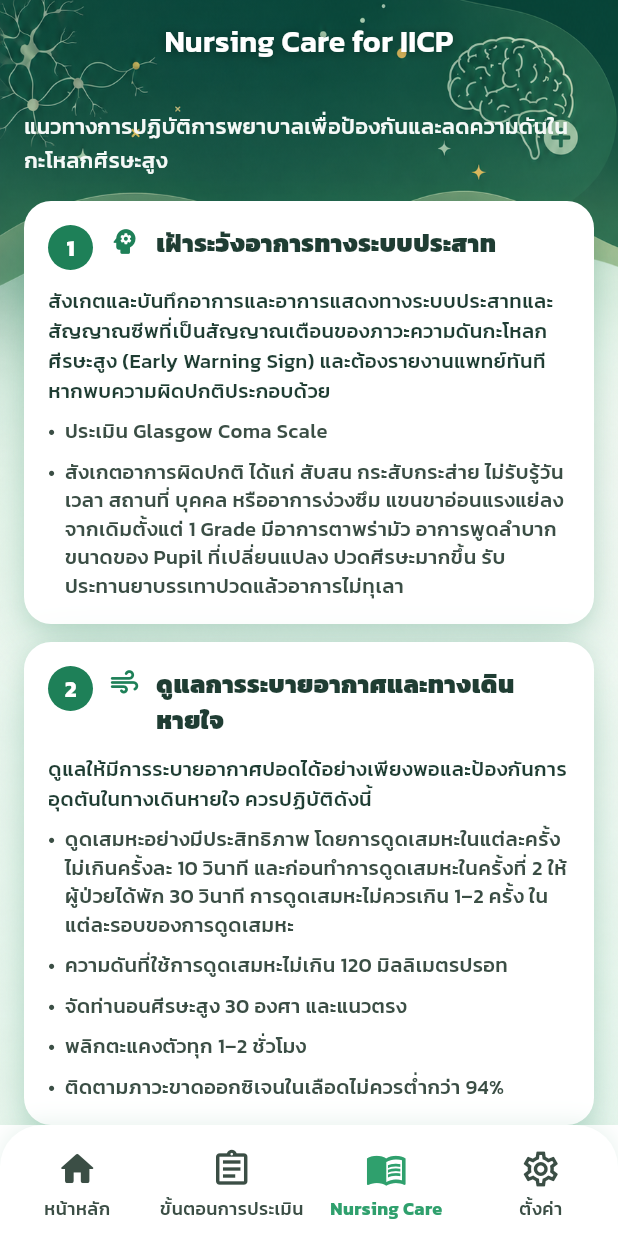
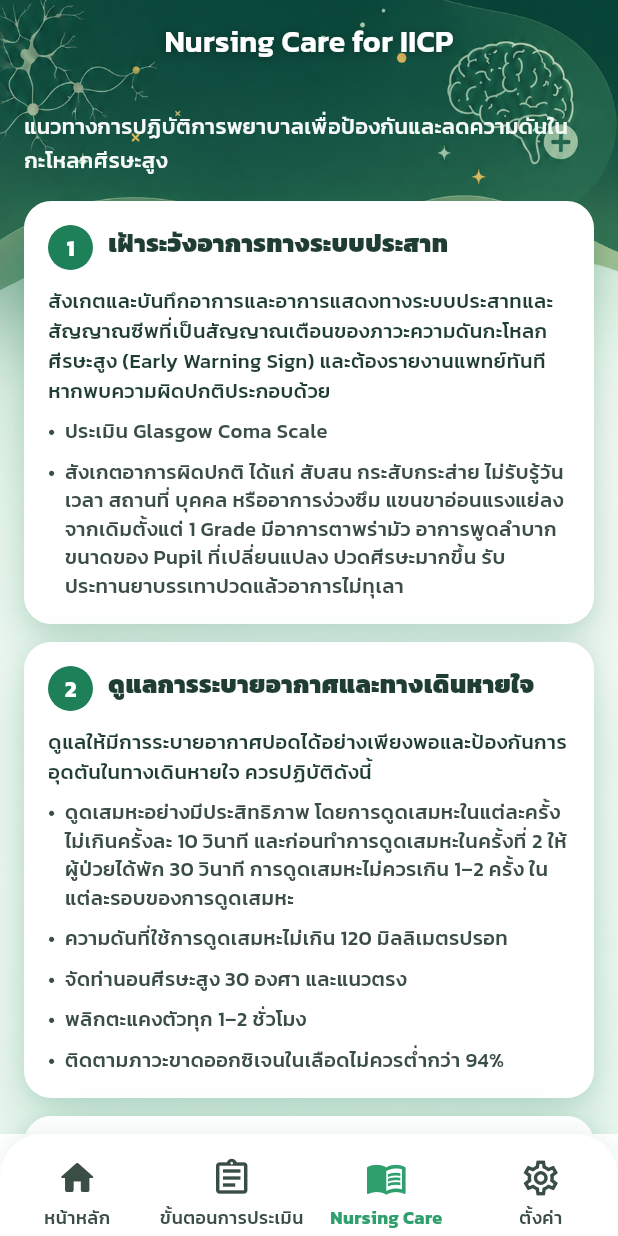
Before and after one commit to nook01294/neuro_novice-_nurse, a Flutter app: the screen it shows once a user with an empty profile is signed in, item 3 of the bottom bar chosen, on a phone screen of 412 x 824 dp. Run offline on Flutter 3.47's test engine with Material 3 defaults, Android fonts, the phone set to English and light mode, and no system bars; our stand-ins replace cloud_firestore, firebase_auth, firebase_core; accounts and stored records are empty.

Commit message:
Improve text contrast, tab scroll reset, and nursing-care card cleanup
- Add caption under the GCS Stimulate step image, and fix low-contrast
  text below the fold that was using the light on-background color meant
  only for text near the dark-green header (footer notes, quiz result
  summary, placeholder screen, quiz question counter chip)
- Darken the shared muted text color used inside cards
- Increase ICP Warning sign-card title size
- Remove the redundant icon next to each numbered step in the Nursing
  Care for IICP screen
- Reset each bottom-nav tab's scroll position to the top when switching
  to it, and trim the nav bar's bottom padding

Co-Authored-By: Claude Sonnet 5 <noreply@anthropic.com>

```diff
--- a/lib/screens/assess_screen.dart
+++ b/lib/screens/assess_screen.dart
@@ -6,7 +6,9 @@ import '../widgets/app_background.dart';
 /// Observe, Stimulate, Score) nurses follow when performing a Glasgow Coma
 /// Scale assessment.
 class AssessScreen extends StatelessWidget {
-  const AssessScreen({super.key});
+  final ScrollController? scrollController;
+
+  const AssessScreen({super.key, this.scrollController});
 
   @override
   Widget build(BuildContext context) {
@@ -14,6 +16,7 @@ class AssessScreen extends StatelessWidget {
       title: 'ขั้นตอนการประเมิน GCS',
       automaticallyImplyLeading: false,
       body: ListView(
+        controller: scrollController,
         padding: const EdgeInsets.fromLTRB(16, 16, 16, 24),
         children: const [
           _IntroText(),
--- a/lib/screens/gcs_assess_screen.dart
+++ b/lib/screens/gcs_assess_screen.dart
@@ -67,7 +67,7 @@ class _GcsAssessScreenState extends State<GcsAssessScreen> {
           const SizedBox(height: 12),
           Text(
             GcsData.source,
-            style: const TextStyle(fontSize: 11, color: AppColors.textOnBackground),
+            style: const TextStyle(fontSize: 11, color: AppColors.textMuted),
           ),
           const SizedBox(height: 12),
         ],
--- a/lib/screens/home_screen.dart
+++ b/lib/screens/home_screen.dart
@@ -4,13 +4,16 @@ import '../theme/app_theme.dart';
 import '../widgets/feature_card.dart';
 
 class HomeScreen extends StatelessWidget {
-  const HomeScreen({super.key});
+  final ScrollController? scrollController;
+
+  const HomeScreen({super.key, this.scrollController});
 
   @override
   Widget build(BuildContext context) {
     return Scaffold(
       backgroundColor: AppColors.background,
       body: CustomScrollView(
+        controller: scrollController,
         slivers: [
           SliverToBoxAdapter(child: _Header()),
           SliverPadding(
--- a/lib/screens/monitor_screen.dart
+++ b/lib/screens/monitor_screen.dart
@@ -5,7 +5,9 @@ import '../widgets/app_background.dart';
 /// "Nursing Care" tab — the 6-step nursing-care guideline for preventing
 /// and reducing increased intracranial pressure.
 class MonitorScreen extends StatelessWidget {
-  const MonitorScreen({super.key});
+  final ScrollController? scrollController;
+
+  const MonitorScreen({super.key, this.scrollController});
 
   @override
   Widget build(BuildContext context) {
@@ -13,13 +15,13 @@ class MonitorScreen extends StatelessWidget {
       title: 'Nursing Care for IICP',
       automaticallyImplyLeading: false,
       body: ListView(
+        controller: scrollController,
         padding: const EdgeInsets.fromLTRB(16, 16, 16, 24),
         children: const [
           _IntroText(),
           SizedBox(height: 16),
           _NursingCareCard(
             number: '1',
-            icon: Icons.psychology_rounded,
             title: 'เฝ้าระวังอาการทางระบบประสาท',
             description:
                 'สังเกตและบันทึกอาการและอาการแสดงทางระบบประสาทและสัญญาณซีพที่เป็น'
@@ -36,7 +38,6 @@ class MonitorScreen extends StatelessWidget {
           SizedBox(height: 12),
           _NursingCareCard(
             number: '2',
-            icon: Icons.air_rounded,
             title: 'ดูแลการระบายอากาศและทางเดินหายใจ',
             description:
                 'ดูแลให้มีการระบายอากาศปอดได้อย่างเพียงพอและป้องกันการอุดตันใน'
@@ -54,7 +55,6 @@ class MonitorScreen extends StatelessWidget {
           SizedBox(height: 12),
           _NursingCareCard(
             number: '3',
-            icon: Icons.arrow_upward_rounded,
             title: 'เพิ่มการไหลกลับของหลอดเลือดดำ',
             description: 'เพิ่มการไหลกลับของหลอดเลือดดำจากสมองกลับสู่หัวใจ',
             items: [
@@ -68,7 +68,6 @@ class MonitorScreen extends StatelessWidget {
           SizedBox(height: 12),
           _NursingCareCard(
             number: '4',
-            icon: Icons.block_rounded,
             title: 'ป้องกัน Valsalva Maneuver',
             description:
                 'จัดการสาเหตุที่ทำให้เกิดความดันในช่องอกและช่องท้องเพิ่มมากขึ้น '
@@ -84,7 +83,6 @@ class MonitorScreen extends StatelessWidget {
           SizedBox(height: 12),
           _NursingCareCard(
             number: '5',
-            icon: Icons.thermostat_rounded,
             title: 'จัดการกับภาวะไข้',
             description:
                 'จัดการกับภาวะไข้ เนื่องจากอุณหภูมิที่เพิ่มมากขึ้นทุก ๆ 1 องศา '
@@ -98,7 +96,6 @@ class MonitorScreen extends StatelessWidget {
           SizedBox(height: 12),
           _NursingCareCard(
             number: '6',
-            icon: Icons.circle_outlined,
             title: 'ดูแลอุปกรณ์พยุงคอ',
             description:
                 'ดูแลให้ผู้ป่วยสวมอุปกรณ์พยุงคอ (Hard or Soft Collar) อย่างเหมาะสม '
@@ -131,14 +128,12 @@ class _IntroText extends StatelessWidget {
 /// title header, an optional lead-in description, then a bullet list.
 class _NursingCareCard extends StatelessWidget {
   final String number;
-  final IconData icon;
   final String title;
   final String description;
   final List<String> items;
 
   const _NursingCareCard({
     required this.number,
-    required this.icon,
     required this.title,
     required this.description,
     required this.items,
@@ -177,8 +172,6 @@ class _NursingCareCard extends StatelessWidget {
                   ),
                 ),
               ),
-              const SizedBox(width: 10),
-              Icon(icon, size: 22, color: AppColors.primaryDark),
               const SizedBox(width: 10),
               Expanded(
                 child: Text(
--- a/lib/screens/nursing_guideline_screen.dart
+++ b/lib/screens/nursing_guideline_screen.dart
@@ -523,7 +523,7 @@ class _FooterNote extends StatelessWidget {
       child: Text(
         'ใช้เพื่อสนับสนุนการประเมิน ไม่ใช่แทนวิจารณญาณทางคลินิก',
         textAlign: TextAlign.center,
-        style: TextStyle(fontSize: 11.5, color: AppColors.textOnBackground),
+        style: TextStyle(fontSize: 11.5, color: AppColors.textMuted),
       ),
     );
   }
--- a/lib/screens/quiz_test_screen.dart
+++ b/lib/screens/quiz_test_screen.dart
@@ -66,7 +66,7 @@ class QuizTestScreen extends StatelessWidget {
               SizedBox(width: 8),
               Text(
                 'เลือกชุดข้อสอบ',
-                style: TextStyle(fontSize: 15, fontWeight: FontWeight.w600, color: AppColors.textOnBackground),
+                style: TextStyle(fontSize: 15, fontWeight: FontWeight.w600, color: AppColors.textDark),
               ),
             ],
           ),
--- a/lib/screens/root_shell.dart
+++ b/lib/screens/root_shell.dart
@@ -18,12 +18,30 @@ class RootShell extends StatefulWidget {
 class _RootShellState extends State<RootShell> {
   int _index = 0;
 
-  static const _tabs = [
-    HomeScreen(),
-    AssessScreen(),
-    MonitorScreen(),
-    SettingsScreen(),
+  final _scrollControllers = List.generate(4, (_) => ScrollController());
+
+  late final _tabs = [
+    HomeScreen(scrollController: _scrollControllers[0]),
+    AssessScreen(scrollController: _scrollControllers[1]),
+    MonitorScreen(scrollController: _scrollControllers[2]),
+    SettingsScreen(scrollController: _scrollControllers[3]),
   ];
+
+  @override
+  void dispose() {
+    for (final controller in _scrollControllers) {
+      controller.dispose();
+    }
+    super.dispose();
+  }
+
+  void _selectTab(int i) {
+    setState(() => _index = i);
+    final controller = _scrollControllers[i];
+    if (controller.hasClients) {
+      controller.jumpTo(0);
+    }
+  }
 
   static const _labels = [
     'หน้าหลัก',
@@ -47,7 +65,7 @@ class _RootShellState extends State<RootShell> {
       // tappable content is padded above it.
       bottomNavigationBar: Container(
         padding: EdgeInsets.only(
-          bottom: MediaQuery.of(context).padding.bottom + 10,
+          bottom: MediaQuery.of(context).padding.bottom + 4,
         ),
         decoration: BoxDecoration(
           color: Colors.white,
@@ -72,7 +90,7 @@ class _RootShellState extends State<RootShell> {
                 icon: _icons[i],
                 label: _labels[i],
                 selected: selected,
-                onTap: () => setState(() => _index = i),
+                onTap: () => _selectTab(i),
               ),
             );
           }),
--- a/lib/screens/settings_screen.dart
+++ b/lib/screens/settings_screen.dart
@@ -5,7 +5,9 @@ import '../theme/app_theme.dart';
 import '../widgets/app_background.dart';
 
 class SettingsScreen extends StatelessWidget {
-  const SettingsScreen({super.key});
+  final ScrollController? scrollController;
+
+  const SettingsScreen({super.key, this.scrollController});
 
   Future<void> _confirmSignOut(BuildContext context) async {
     final confirmed = await showDialog<bool>(
@@ -41,6 +43,7 @@ class SettingsScreen extends StatelessWidget {
       title: 'ตั้งค่า',
       automaticallyImplyLeading: false,
       body: ListView(
+        controller: scrollController,
         padding: const EdgeInsets.all(16),
         children: [
           Container(
--- a/lib/widgets/head_injury_guideline.dart
+++ b/lib/widgets/head_injury_guideline.dart
@@ -516,13 +516,13 @@ class GuidelineFooterNote extends StatelessWidget {
       child: Row(
         mainAxisAlignment: MainAxisAlignment.center,
         children: [
-          const Icon(Icons.info_outline_rounded, size: 14, color: AppColors.textOnBackground),
+          const Icon(Icons.info_outline_rounded, size: 14, color: AppColors.textMuted),
           const SizedBox(width: 6),
           Flexible(
             child: Text(
               text,
               textAlign: TextAlign.center,
-              style: const TextStyle(fontSize: 11.5, color: AppColors.textOnBackground),
+              style: const TextStyle(fontSize: 11.5, color: AppColors.textMuted),
             ),
           ),
         ],
--- a/lib/widgets/placeholder_detail_screen.dart
+++ b/lib/widgets/placeholder_detail_screen.dart
@@ -34,14 +34,14 @@ class PlaceholderDetailScreen extends StatelessWidget {
                 style: const TextStyle(
                   fontSize: 22,
                   fontWeight: FontWeight.bold,
-                  color: AppColors.textOnBackground,
+                  color: AppColors.textDark,
                 ),
                 textAlign: TextAlign.center,
               ),
               const SizedBox(height: 12),
               Text(
                 description,
-                style: const TextStyle(fontSize: 15, color: AppColors.textOnBackground),
+                style: const TextStyle(fontSize: 15, color: AppColors.textDark),
                 textAlign: TextAlign.center,
               ),
               const SizedBox(height: 32),
```
Also changed, not shown: lib/screens/quiz_set_screen.dart (+4 -4 lines).
